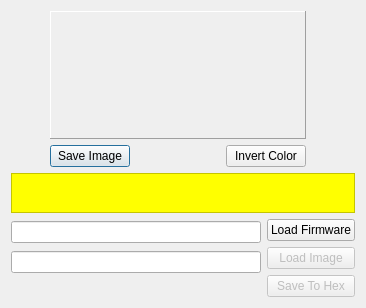
Old version of the form src/customizesplashdialog.ui in the repository roberto1903/companion9x.
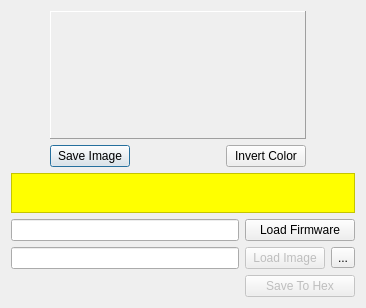
New version of the form. Icons and pictures are not drawn.

Commit message: New splash library feature

What changed in the file:
```diff
--- a/src/customizesplashdialog.ui
+++ b/src/customizesplashdialog.ui
@@ -23,7 +23,7 @@
    <iconset>
     <normaloff>:/images/c_home.png</normaloff>:/images/c_home.png</iconset>
   </property>
-  <layout class="QGridLayout" name="gridLayout">
+  <layout class="QGridLayout" name="gridLayout_2">
    <item row="0" column="0">
     <layout class="QHBoxLayout" name="horizontalLayout_2">
      <item>
@@ -126,91 +126,6 @@
      </item>
     </layout>
    </item>
-   <item row="2" column="0">
-    <layout class="QHBoxLayout" name="horizontalLayout_3">
-     <item>
-      <layout class="QVBoxLayout" name="verticalLayout_2">
-       <item>
-        <widget class="QLineEdit" name="FWFileName">
-         <property name="enabled">
-          <bool>true</bool>
-         </property>
-         <property name="readOnly">
-          <bool>true</bool>
-         </property>
-        </widget>
-       </item>
-       <item>
-        <widget class="QLineEdit" name="ImageFileName">
-         <property name="enabled">
-          <bool>true</bool>
-         </property>
-         <property name="readOnly">
-          <bool>true</bool>
-         </property>
-        </widget>
-       </item>
-       <item>
-        <spacer name="horizontalSpacer_3">
-         <property name="orientation">
-          <enum>Qt::Horizontal</enum>
-         </property>
-         <property name="sizeHint" stdset="0">
-          <size>
-           <width>40</width>
-           <height>20</height>
-          </size>
-         </property>
-        </spacer>
-       </item>
-      </layout>
-     </item>
-     <item>
-      <layout class="QVBoxLayout" name="verticalLayout">
-       <item>
-        <widget class="QPushButton" name="FlashLoadButton">
-         <property name="text">
-          <string>Load Firmware</string>
-         </property>
-        </widget>
-       </item>
-       <item>
-        <widget class="QPushButton" name="ImageLoadButton">
-         <property name="enabled">
-          <bool>false</bool>
-         </property>
-         <property name="text">
-          <string>Load Image</string>
-         </property>
-        </widget>
-       </item>
-       <item>
-        <widget class="QPushButton" name="SaveFlashButton">
-         <property name="enabled">
-          <bool>false</bool>
-         </property>
-         <property name="text">
-          <string>Save To Hex</string>
-         </property>
-        </widget>
-       </item>
-      </layout>
-     </item>
-    </layout>
-   </item>
-   <item row="3" column="0">
-    <spacer name="verticalSpacer">
-     <property name="orientation">
-      <enum>Qt::Vertical</enum>
-     </property>
-     <property name="sizeHint" stdset="0">
-      <size>
-       <width>20</width>
-       <height>1</height>
-      </size>
-     </property>
-    </spacer>
-   </item>
    <item row="1" column="0">
     <widget class="QTextEdit" name="HowToLabel">
      <property name="sizePolicy">
@@ -249,6 +164,103 @@
      </property>
     </widget>
    </item>
+   <item row="2" column="0">
+    <layout class="QGridLayout" name="gridLayout">
+     <item row="0" column="0">
+      <widget class="QLineEdit" name="FWFileName">
+       <property name="enabled">
+        <bool>true</bool>
+       </property>
+       <property name="readOnly">
+        <bool>true</bool>
+       </property>
+      </widget>
+     </item>
+     <item row="0" column="1" colspan="2">
+      <widget class="QPushButton" name="FlashLoadButton">
+       <property name="text">
+        <string>Load Firmware</string>
+       </property>
+      </widget>
+     </item>
+     <item row="1" column="0">
+      <widget class="QLineEdit" name="ImageFileName">
+       <property name="enabled">
+        <bool>true</bool>
+       </property>
+       <property name="readOnly">
+        <bool>true</bool>
+       </property>
+      </widget>
+     </item>
+     <item row="1" column="1">
+      <widget class="QPushButton" name="ImageLoadButton">
+       <property name="enabled">
+        <bool>false</bool>
+       </property>
+       <property name="text">
+        <string>Load Image</string>
+       </property>
+      </widget>
+     </item>
+     <item row="1" column="2">
+      <widget class="QToolButton" name="libraryButton">
+       <property name="toolTip">
+        <string>Open Splash Library</string>
+       </property>
+       <property name="text">
+        <string>...</string>
+       </property>
+       <property name="icon">
+        <iconset resource="companion9x.qrc">
+         <normaloff>:/images/library.png</normaloff>:/images/library.png</iconset>
+       </property>
+       <property name="iconSize">
+        <size>
+         <width>16</width>
+         <height>16</height>
+        </size>
+       </property>
+      </widget>
+     </item>
+     <item row="2" column="0">
+      <spacer name="horizontalSpacer_3">
+       <property name="orientation">
+        <enum>Qt::Horizontal</enum>
+       </property>
+       <property name="sizeHint" stdset="0">
+        <size>
+         <width>208</width>
+         <height>20</height>
+        </size>
+       </property>
+      </spacer>
+     </item>
+     <item row="2" column="1" colspan="2">
+      <widget class="QPushButton" name="SaveFlashButton">
+       <property name="enabled">
+        <bool>false</bool>
+       </property>
+       <property name="text">
+        <string>Save To Hex</string>
+       </property>
+      </widget>
+     </item>
+    </layout>
+   </item>
+   <item row="3" column="0">
+    <spacer name="verticalSpacer">
+     <property name="orientation">
+      <enum>Qt::Vertical</enum>
+     </property>
+     <property name="sizeHint" stdset="0">
+      <size>
+       <width>20</width>
+       <height>1</height>
+      </size>
+     </property>
+    </spacer>
+   </item>
   </layout>
  </widget>
  <resources>
```
The commit also changes 131 other files.
